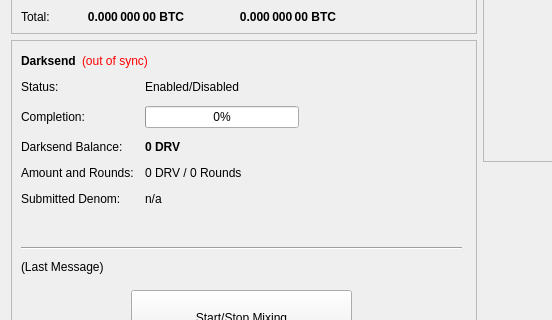
Qt form src/qt/forms/overviewpage.ui (nashsclay/DraviteFlex-1) before a commit; both pictures show x 0 to 552 and y 182 to 502 of the 960 by 615 pixel window.
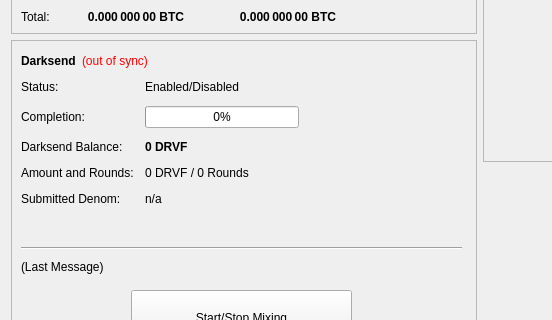
The same form after that commit.

What changed in the file:
```diff
--- a/src/qt/forms/overviewpage.ui
+++ b/src/qt/forms/overviewpage.ui
@@ -474,7 +474,7 @@
               </font>
              </property>
              <property name="text">
-              <string notr="true">0 DRV</string>
+              <string notr="true">0 DRVF</string>
              </property>
             </widget>
            </item>
@@ -488,7 +488,7 @@
            <item row="3" column="1">
             <widget class="QLabel" name="labelAmountRounds">
              <property name="text">
-              <string>0 DRV / 0 Rounds</string>
+              <string>0 DRVF / 0 Rounds</string>
              </property>
             </widget>
            </item>
```
Left out of the diff: 6 changed lines with no effect on the pictures.
